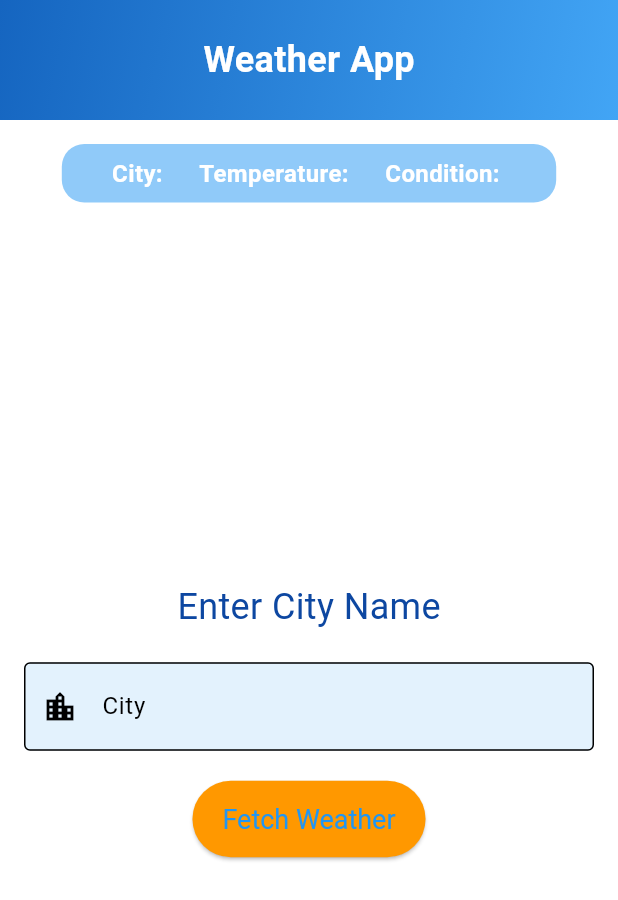
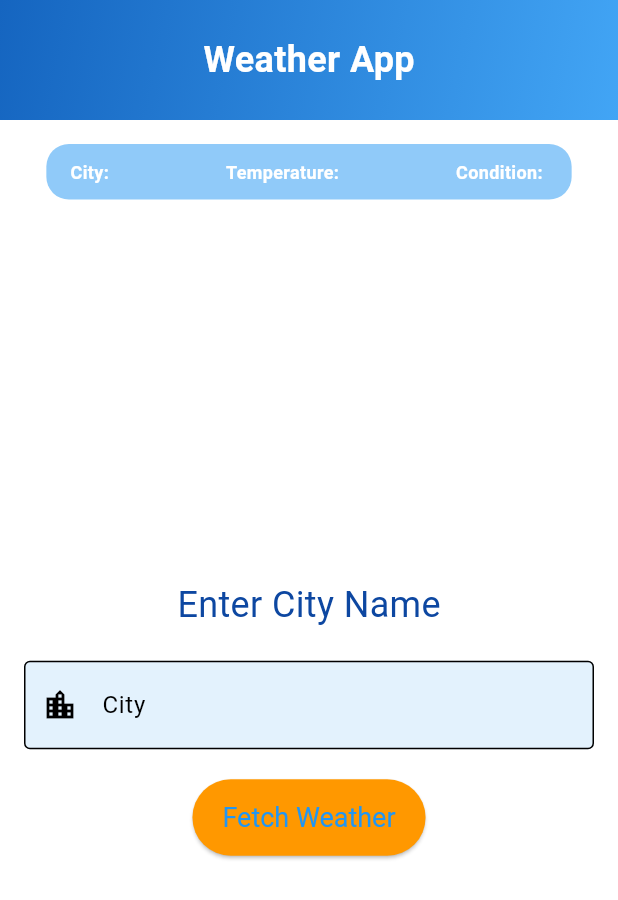
Before and after one commit to dagm4020/Weather-App, a Flutter app: the screen it shows after launch, on a phone screen of 412 x 824 dp. Shown: the top 900 px of the screen. Run offline on Flutter 3.47's test engine with Material 3 defaults, Android fonts, the phone set to English and light mode, and no system bars.

Commit message:
Simulated weather data for input city

```diff
--- a/weather_info_app/lib/main.dart
+++ b/weather_info_app/lib/main.dart
@@ -1,4 +1,5 @@
 import 'package:flutter/material.dart';
+import 'dart:math';
 
 void main() {
   runApp(MyWeatherApp());
@@ -12,8 +13,7 @@ class MyWeatherApp extends StatelessWidget {
       debugShowCheckedModeBanner: false,
       theme: ThemeData(
         primaryColor: Colors.blue[600],
-        colorScheme:
-            ColorScheme.fromSwatch().copyWith(secondary: Colors.orange),
+        colorScheme: ColorScheme.fromSwatch().copyWith(secondary: Colors.orange),
       ),
       home: WeatherHomePage(),
     );
@@ -32,11 +32,15 @@ class _WeatherHomePageState extends State<WeatherHomePage> {
   String temperature = '';
   String weatherCondition = '';
 
+  final List<String> conditions = ['Sunny', 'Cloudy', 'Rainy'];
+
   void fetchWeather() {
     setState(() {
       cityName = _controller.text;
-      temperature = '25°C';
-      weatherCondition = 'Sunny';
+      Random random = Random();
+      int temp = random.nextInt(16) + 15;
+      temperature = '$temp°C';
+      weatherCondition = conditions[random.nextInt(conditions.length)];
     });
   }
 
@@ -67,37 +71,26 @@ class _WeatherHomePageState extends State<WeatherHomePage> {
           ),
           SizedBox(height: 16),
           Container(
-            width: MediaQuery.of(context).size.width * 0.8,
-            padding: const EdgeInsets.symmetric(vertical: 8, horizontal: 16),
+            width: MediaQuery.of(context).size.width * 0.85,
+            padding: const EdgeInsets.symmetric(vertical: 10, horizontal: 16),
             decoration: BoxDecoration(
               color: Colors.blue.withOpacity(0.5),
               borderRadius: BorderRadius.circular(15),
             ),
             child: Row(
-              mainAxisAlignment: MainAxisAlignment.center,
+              mainAxisAlignment: MainAxisAlignment.spaceBetween,
               children: <Widget>[
                 Text(
                   'City: $cityName',
-                  style: TextStyle(
-                      fontSize: 16,
-                      color: Colors.white,
-                      fontWeight: FontWeight.bold),
+                  style: TextStyle(fontSize: 12, color: Colors.white, fontWeight: FontWeight.bold),
                 ),
-                SizedBox(width: 20),
                 Text(
                   'Temperature: $temperature',
-                  style: TextStyle(
-                      fontSize: 16,
-                      color: Colors.white,
-                      fontWeight: FontWeight.bold),
+                  style: TextStyle(fontSize: 12, color: Colors.white, fontWeight: FontWeight.bold),
                 ),
-                SizedBox(width: 20),
                 Text(
                   'Condition: $weatherCondition',
-                  style: TextStyle(
-                      fontSize: 16,
-                      color: Colors.white,
-                      fontWeight: FontWeight.bold),
+                  style: TextStyle(fontSize: 12, color: Colors.white, fontWeight: FontWeight.bold),
                 ),
               ],
             ),
@@ -134,8 +127,7 @@ class _WeatherHomePageState extends State<WeatherHomePage> {
                     child: Text('Fetch Weather'),
                     style: ElevatedButton.styleFrom(
                       backgroundColor: Colors.orange,
-                      padding:
-                          EdgeInsets.symmetric(horizontal: 20, vertical: 15),
+                      padding: EdgeInsets.symmetric(horizontal: 20, vertical: 15),
                       textStyle: TextStyle(fontSize: 18),
                     ),
                   ),
```
